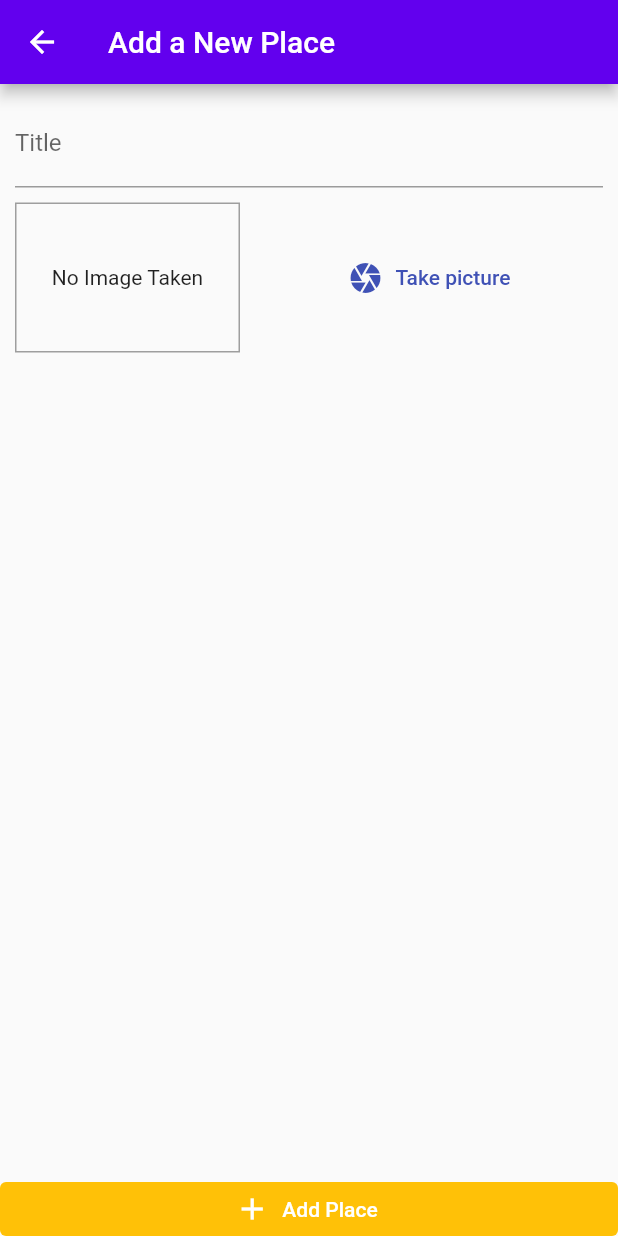
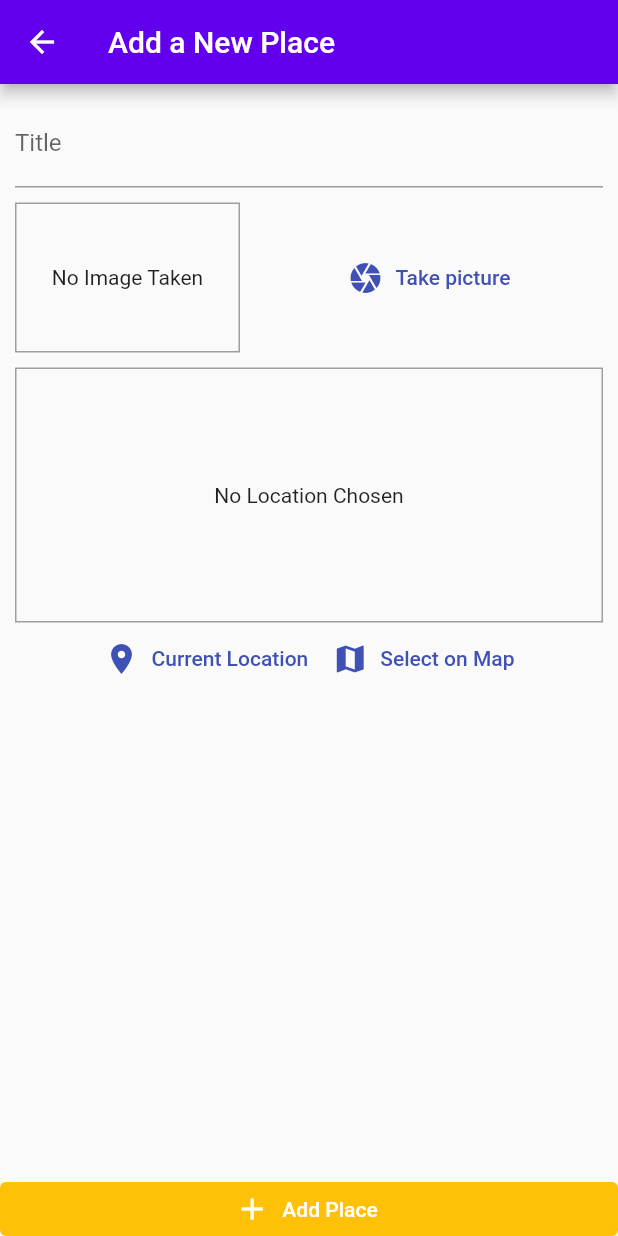
Before and after one commit to Slimaeus/flutter_great_places, a Flutter app: the AddPlaceScren screen opened by its route, on a phone screen of 412 x 824 dp. Run offline on Flutter 3.47's test engine with Material 2 defaults, Android fonts, the phone set to English and light mode, and no system bars; our stand-ins replace image_picker, sqflite; accounts and stored records are empty.

Commit message:
Add Location Input and Location Package

```diff
--- a/lib/screens/add_place_screen.dart
+++ b/lib/screens/add_place_screen.dart
@@ -3,6 +3,7 @@
 import 'package:flutter/material.dart';
 import 'package:flutter_great_places/providers/great_places.dart';
 import 'package:flutter_great_places/widgets/image_input.dart';
+import 'package:flutter_great_places/widgets/location_input.dart';
 import 'package:provider/provider.dart';
 
 class AddPlaceScren extends StatefulWidget {
@@ -52,6 +53,10 @@
                       height: 10,
                     ),
                     ImageInput(_selectImage),
+                    SizedBox(
+                      height: 10,
+                    ),
+                    LocationInput(),
                   ],
                 ),
               ),
--- /dev/null
+++ b/lib/widgets/location_input.dart
@@ -0,0 +1,54 @@
+import 'package:flutter/material.dart';
+
+class LocationInput extends StatefulWidget {
+  @override
+  _LocationInputState createState() => _LocationInputState();
+}
+
+class _LocationInputState extends State<LocationInput> {
+  String _previewImageUrl;
+
+  @override
+  Widget build(BuildContext context) {
+    return Column(
+      children: [
+        Container(
+          height: 170,
+          width: double.infinity,
+          alignment: Alignment.center,
+          decoration:
+              BoxDecoration(border: Border.all(color: Colors.grey, width: 1)),
+          child: _previewImageUrl == null
+              ? Text(
+                  'No Location Chosen',
+                  textAlign: TextAlign.center,
+                )
+              : Image.network(
+                  _previewImageUrl,
+                  fit: BoxFit.cover,
+                  width: double.infinity,
+                ),
+        ),
+        Row(
+          mainAxisAlignment: MainAxisAlignment.center,
+          children: [
+            TextButton.icon(
+              onPressed: () {},
+              icon: Icon(Icons.location_on),
+              label: Text('Current Location'),
+              style: TextButton.styleFrom(
+                  foregroundColor: Theme.of(context).primaryColor),
+            ),
+            TextButton.icon(
+              onPressed: () {},
+              icon: Icon(Icons.map),
+              label: Text('Select on Map'),
+              style: TextButton.styleFrom(
+                  foregroundColor: Theme.of(context).primaryColor),
+            ),
+          ],
+        )
+      ],
+    );
+  }
+}
```
Also changed, not shown: 2 other files.
